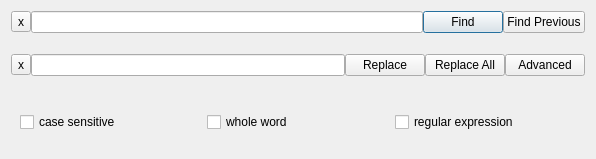
Above: src/finddialog.ui from kum8r/SimpleCodeEditor before the change. Below: the same form after it.
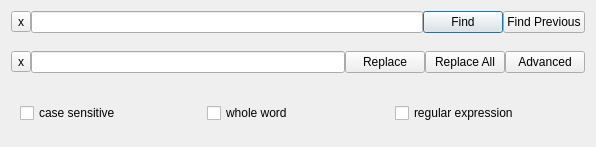
That is the form after the change.

What changed in the file:
```diff
--- a/src/finddialog.ui
+++ b/src/finddialog.ui
@@ -7,7 +7,7 @@
     <x>0</x>
     <y>0</y>
     <width>596</width>
-    <height>159</height>
+    <height>147</height>
    </rect>
   </property>
   <property name="windowTitle">
```
